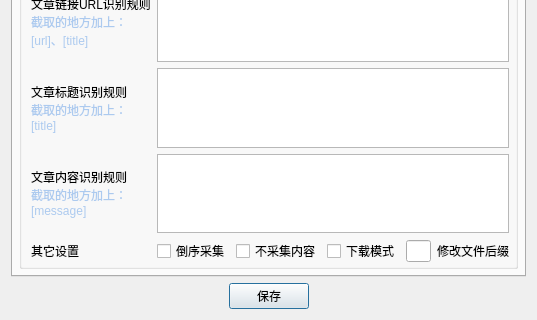
leaboy/pycollect, file UI/Robot.ui: the form before one commit; both pictures show x 0 to 537 and y 196 to 516 of the 537 by 516 pixel window.
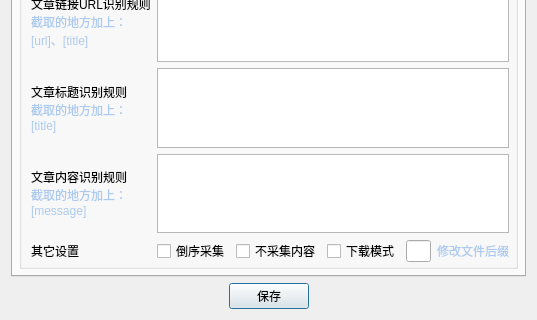
The form after the commit. The open tabs and pages were chosen to show the change.

```diff
--- a/UI/Robot.ui
+++ b/UI/Robot.ui
@@ -7,7 +7,7 @@
     <x>0</x>
     <y>0</y>
     <width>537</width>
-    <height>463</height>
+    <height>465</height>
    </rect>
   </property>
   <property name="windowTitle">
@@ -673,6 +673,9 @@
               </item>
               <item row="0" column="4">
                <widget class="QLabel" name="label_42">
+                <property name="styleSheet">
+                 <string notr="true">color: rgb(172, 202, 239);</string>
+                </property>
                 <property name="text">
                  <string>修改文件后缀</string>
                 </property>
```
